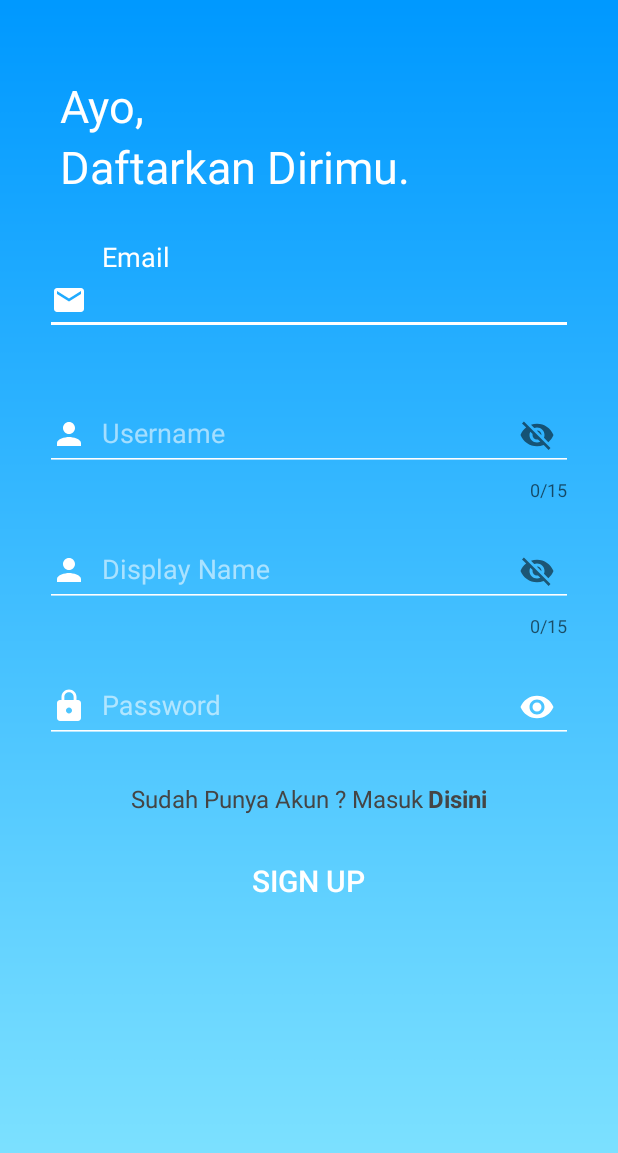
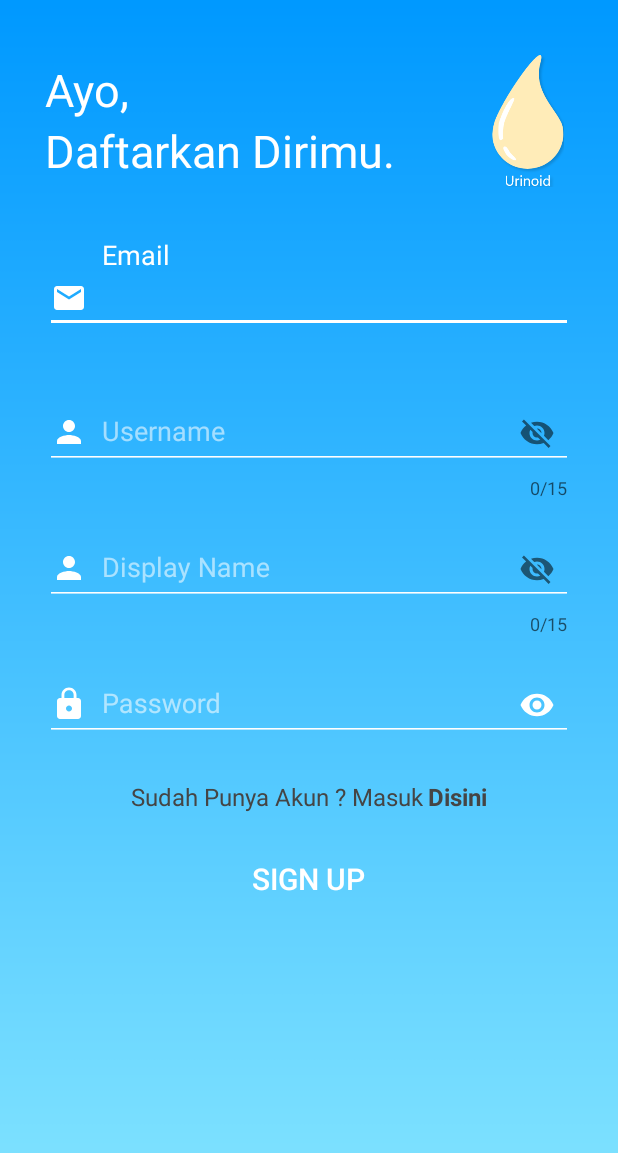
Before and after one commit to alrizki/Tugas-Besar-RPL2-Urinoid, an Android app: the Registrasi screen opened directly, with no data from a screen before it, on a phone screen of 412 x 824 dp. Shown: the top 1153 px of the screen. Run offline under Robolectric (Android 15) with nearby library versions, the phone set to English and light mode, and no system bars; our stand-ins replace ButterKnife, Firebase (no records; nobody signed in at launch, a user with empty details on screens opened directly).

Commit message:
logo
dsada

```diff
--- a/Urinoid/app/src/main/res/layout/activity_registrasi.xml
+++ b/Urinoid/app/src/main/res/layout/activity_registrasi.xml
@@ -9,24 +9,54 @@
     android:gravity="center_vertical"
     android:background="@drawable/background">
 
+    <LinearLayout
+        android:layout_width="match_parent"
+        android:layout_height="100dp"
+        android:layout_marginTop="30dp"
+        android:weightSum="2">
+
+        <LinearLayout
+            android:layout_width="match_parent"
+            android:layout_height="match_parent"
+            android:layout_weight="1"
+            android:orientation="vertical"
+            android:gravity="center_vertical">
+
             <TextView
-        android:id="@+id/hallo"
+                android:id="@+id/ayo"
                 android:layout_width="wrap_content"
                 android:layout_height="wrap_content"
                 android:textSize="30dp"
                 android:text="Ayo,"
-        android:textColor="#fff"
-        android:layout_marginTop="50dp"
-        android:layout_marginLeft="40dp"/>
+                android:textColor="@color/white"
+                android:layout_marginLeft="30dp"/>
 
             <TextView
-        android:id="@+id/selamat"
+                android:id="@+id/daftar"
                 android:layout_width="wrap_content"
                 android:layout_height="wrap_content"
                 android:textSize="30dp"
                 android:text="Daftarkan Dirimu."
-        android:textColor="#fff"
-        android:layout_marginLeft="40dp"/>
+                android:textColor="@color/white"
+                android:layout_marginLeft="30dp"/>
+
+        </LinearLayout>
+
+        <LinearLayout
+            android:layout_width="240dp"
+            android:layout_height="match_parent"
+            android:layout_weight="1"
+            android:orientation="vertical">
+
+            <ImageView
+                android:layout_width="match_parent"
+                android:layout_height="match_parent"
+                android:src="@drawable/logo"
+                android:padding="5dp"/>
+
+        </LinearLayout>
+
+    </LinearLayout>
 
     <ScrollView
         android:layout_width="match_parent"
```
Also changed, not shown: Urinoid/app/src/main/res/layout/activity_login.xml (+36 -6 lines), Urinoid/app/src/main/res/drawable/logo.png (added). Lines whose indentation alone changed are shown as unchanged.
